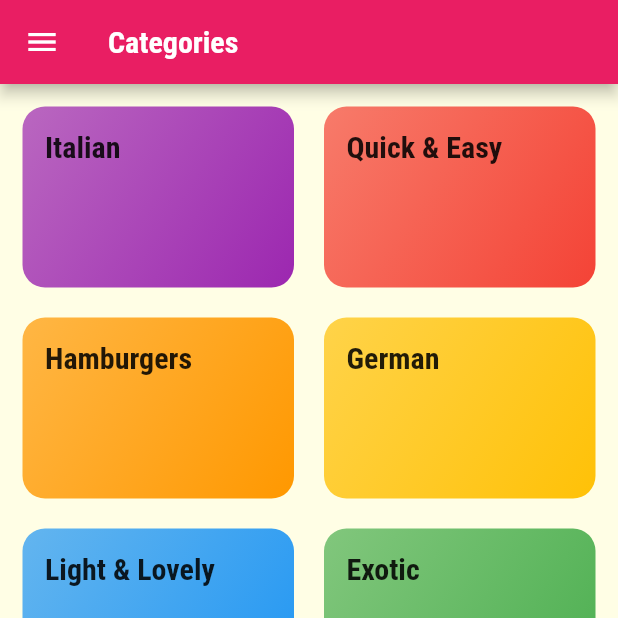
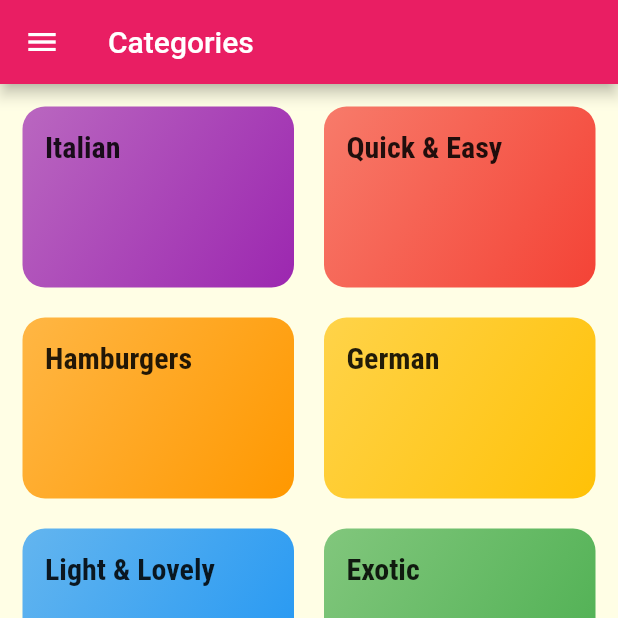
Before and after one commit to nataliepavelko/meals-cook-project, a Flutter app: the screen it shows after launch, on a phone screen of 412 x 824 dp, the top half of it. Run offline on Flutter 3.47's test engine with Material 2 defaults, Android fonts, the phone set to English and light mode, and no system bars.

Commit message:
added MealsCook oroject

```diff
--- a/lib/main.dart
+++ b/lib/main.dart
@@ -78,13 +78,13 @@
           canvasColor: Color.fromRGBO(255, 254, 229, 1),
           fontFamily: 'Raleway',
           textTheme: ThemeData.light().textTheme.copyWith(
-              body1: TextStyle(
+              bodyText1: TextStyle(
                 color: Color.fromRGBO(20, 51, 51, 1),
               ),
-              body2: TextStyle(
+              bodyText2: TextStyle(
                 color: Color.fromRGBO(20, 51, 51, 1),
               ),
-              title: TextStyle(
+              subtitle1: TextStyle(
                   fontSize: 20,
                   fontWeight: FontWeight.bold,
                   fontFamily: 'RobotoCondensed'))),
--- a/lib/screens/filters_screen.dart
+++ b/lib/screens/filters_screen.dart
@@ -64,7 +64,7 @@
             padding: EdgeInsets.all(20),
             child: Text(
               'Adjust your meal selection',
-              style: Theme.of(context).textTheme.title,
+              style: Theme.of(context).textTheme.titleMedium,
             ),
           ),
           Expanded(
--- a/lib/screens/meal_detail_screen.dart
+++ b/lib/screens/meal_detail_screen.dart
@@ -15,7 +15,7 @@
       margin: EdgeInsets.symmetric(vertical: 10),
       child: Text(
         title,
-        style: Theme.of(ctx).textTheme.title,
+        style: Theme.of(ctx).textTheme.titleMedium,
       ),
     );
   }
--- a/lib/screens/tabs_screen.dart
+++ b/lib/screens/tabs_screen.dart
@@ -55,12 +55,12 @@
               icon: Icon(
                 Icons.category,
               ),
-              title: Text('Categories')),
+              label: 'Categories'),
           BottomNavigationBarItem(
               icon: Icon(
                 Icons.star,
               ),
-              title: Text('Favotites')),
+              label : 'Favotites'),
         ],
       ),
     );
--- a/lib/widgets/category_item.dart
+++ b/lib/widgets/category_item.dart
@@ -27,7 +27,7 @@
         padding: const EdgeInsets.all(15),
         child: Text(
           categoryTitle,
-          style: Theme.of(context).textTheme.title,
+          style: Theme.of(context).textTheme.titleMedium,
         ),
         decoration: BoxDecoration(
             gradient: LinearGradient(
```
